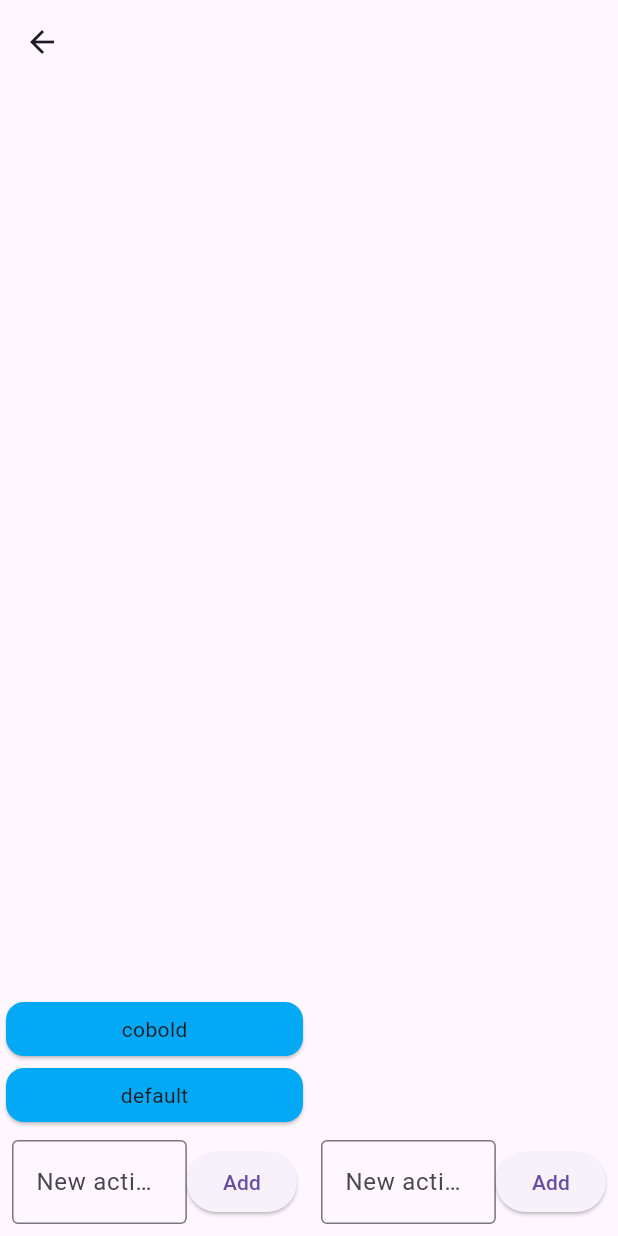
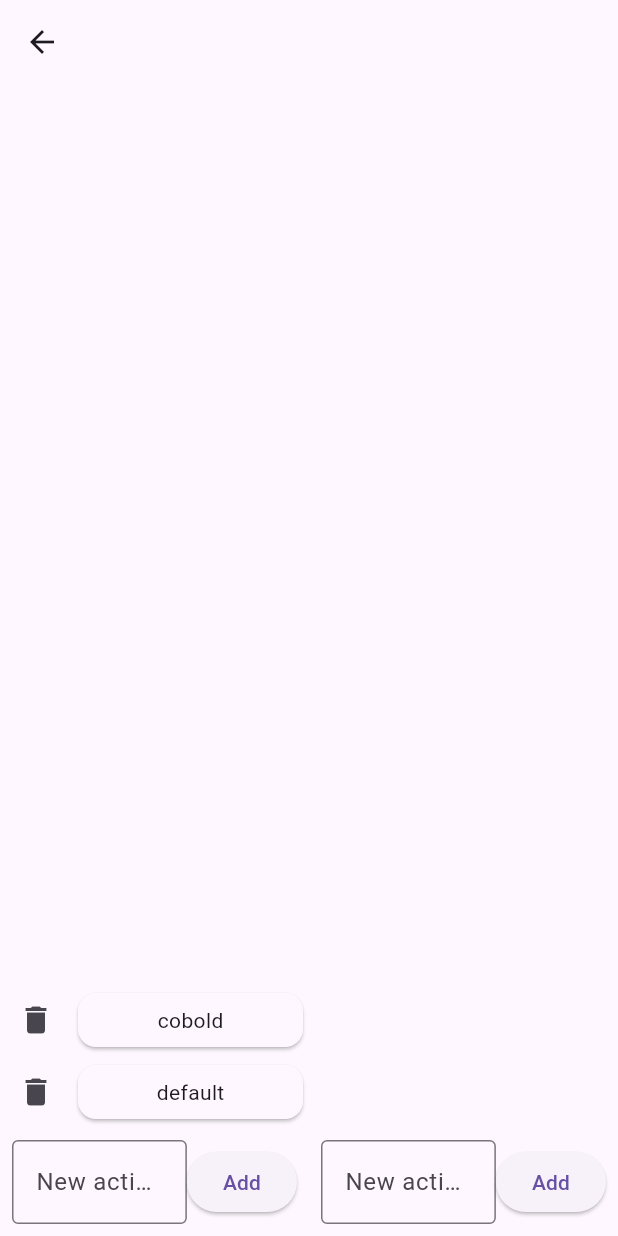
Before and after one commit to primalcs/wtd, a Flutter app: the ReelConfigPage screen opened by its route, on a phone screen of 412 x 824 dp. Run offline on Flutter 3.47's test engine with Material 3 defaults, Android fonts, the phone set to English and light mode, and no system bars; our stand-ins replace shared_preferences; accounts and stored records are empty.

Commit message:
Add delete icons

```diff
--- a/lib/reel_config/reel_config_page.dart
+++ b/lib/reel_config/reel_config_page.dart
@@ -41,9 +41,8 @@ class _ReelConfigPageState extends State<ReelConfigPage> {
   Widget newListCard(String text) => SelectableCard(
       text: text,
       tapInsideFunction: _setCurrentListName,
-        colorDefault: Colors.lightBlue,
-        colorSelected: Colors.blueGrey,
-      );
+      colorDefault: Theme.of(context).cardColor,
+      colorSelected: Theme.of(context).highlightColor);
 
   void resizeBars(double dx) {
     if ((dx < 0 && _allListWidth + dx > _minAllListWidth) ||
@@ -132,7 +131,6 @@ class _ReelConfigPageState extends State<ReelConfigPage> {
           // All list
           GestureDetector(
             child: SizedBox(
-              // decoration: const BoxDecoration(color: Colors.red),
               width: _allListWidth,
               child: Column(
                 children: [
@@ -180,7 +178,6 @@ class _ReelConfigPageState extends State<ReelConfigPage> {
           GestureDetector(
             child: SizedBox(
               width: _currentListWidth,
-              // decoration: const BoxDecoration(color: Colors.blue),
               child: Column(
                 children: [
                   Flexible(
@@ -230,11 +227,18 @@ class _ReelConfigPageState extends State<ReelConfigPage> {
   }
 }
 
-Card newCard(text) => Card(
+Widget newCard(text) => Row(
+      children: [
+        Flexible(
+          child: Card(
             child: Padding(
               padding: const EdgeInsets.all(8),
               child: Center(child: Text(text)),
             ),
+          ),
+        ),
+        IconButton(onPressed: () {}, icon: const Icon(Icons.delete))
+      ],
     );
 
 class SelectableCard extends StatefulWidget {
@@ -256,7 +260,11 @@ class _SelectableCardState extends State<SelectableCard> {
   Color? _color;
   @override
   Widget build(BuildContext context) {
-    return TapRegion(
+    return Row(
+      children: [
+        IconButton(onPressed: () {}, icon: const Icon(Icons.delete)),
+        Flexible(
+          child: TapRegion(
             onTapInside: (event) {
               setState(() {
                 _color = widget.colorSelected;
@@ -275,6 +283,9 @@ class _SelectableCardState extends State<SelectableCard> {
                 child: Center(child: Text(widget.text)),
               ),
             ),
+          ),
+        ),
+      ],
     );
   }
 }
```
Also changed, not shown: lib/utils/storage_service.dart (+9 -0 lines). Lines whose indentation alone changed are shown as unchanged.
